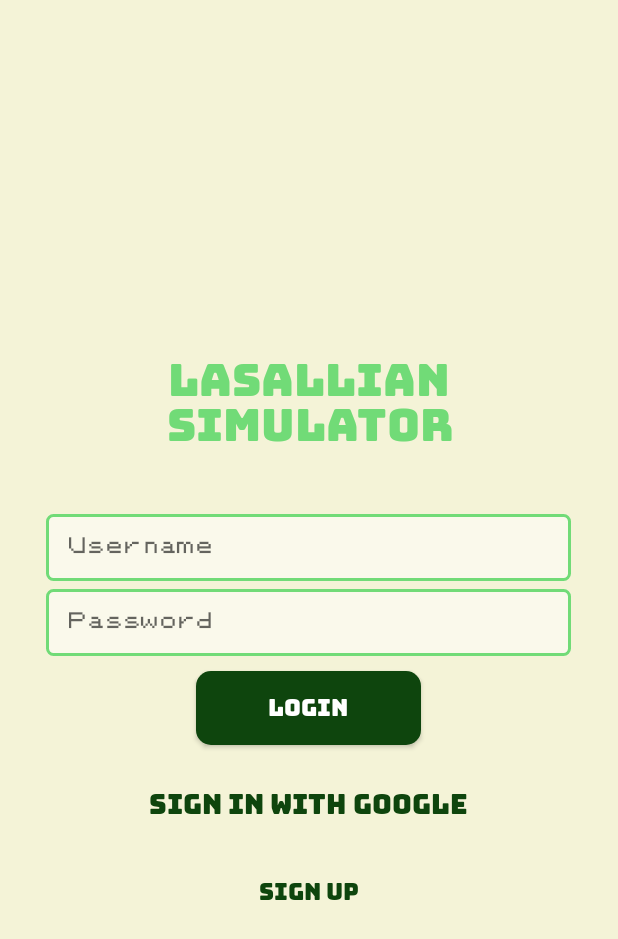
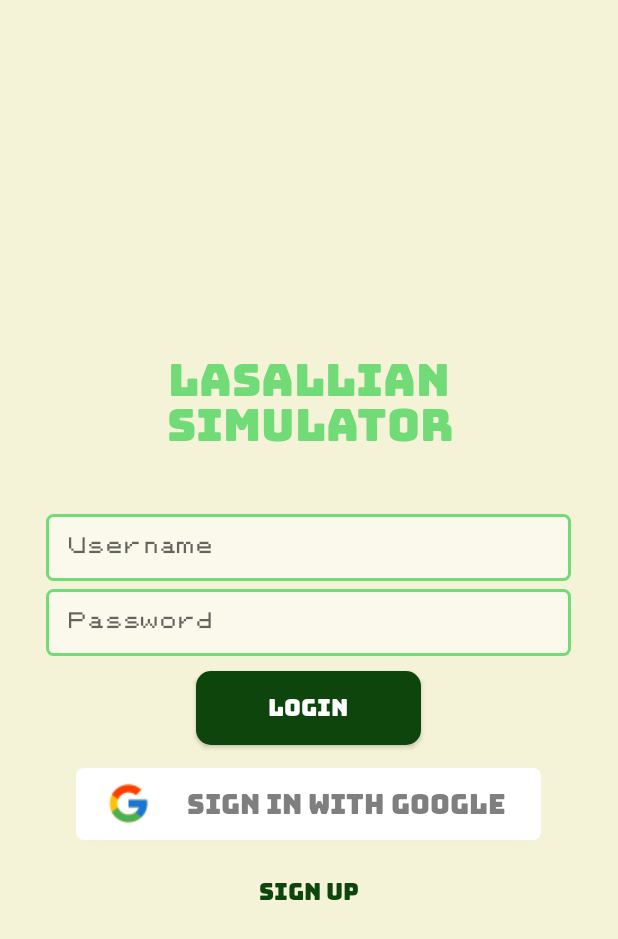
Before and after one commit to RaeanneVillanueva/MOBAPDEMP, an Android app: the screen it shows after launch (LoginActivity), on a phone screen of 412 x 824 dp. Shown: the top 939 px of the screen. Run offline under Robolectric (Android 15) with nearby library versions, the phone set to English and light mode, and no system bars; our stand-ins replace Firebase (no records; nobody signed in at launch, a user with empty details on screens opened directly).

Commit message:
fixed google login button

```diff
--- a/app/build.gradle
+++ b/app/build.gradle
@@ -33,7 +33,7 @@
     implementation 'com.google.android.material:material:1.0.0'
     implementation 'com.google.firebase:firebase-database:19.2.0'
     implementation 'com.google.firebase:firebase-auth:19.2.0'
-    implementation 'com.google.android.gms:play-services-auth:17.0.0'
+    implementation 'com.google.android.gms:play-services-auth:15.0.1'
 
     implementation 'com.android.support:recyclerview-v7:28.0.0'
     implementation 'com.yuyakaido.android:card-stack-view:2.3.4'
--- a/app/src/main/java/com/example/mobapdemp/MainActivity.java
+++ b/app/src/main/java/com/example/mobapdemp/MainActivity.java
@@ -37,7 +37,6 @@
         getSupportActionBar().hide();
 
         cardStackView = findViewById(R.id.card_stack_view);
-
 
 
         adapter = new CardStackAdapter(AppConstants.deck, this);
--- /dev/null
+++ b/app/src/main/res/drawable/button_google_login.xml
@@ -0,0 +1,8 @@
+<?xml version="1.0" encoding="utf-8"?>
+<shape xmlns:android="http://schemas.android.com/apk/res/android"
+    android:shape="rectangle">
+
+    <corners android:radius="5dp"/>
+    <solid android:color="#ffffff"/>
+
+</shape>
--- a/app/src/main/res/layout/activity_login.xml
+++ b/app/src/main/res/layout/activity_login.xml
@@ -63,10 +63,12 @@
         android:layout_width="310dp"
         android:layout_height="wrap_content"
         android:layout_margin="5dp"
-        android:background="@android:color/transparent"
+        android:background="@drawable/button_google_login"
         android:fontFamily="@font/bungee"
         android:text="Sign in with Google"
-        android:textColor="#0E450D"
+        android:textColor="#7f7f7f"
+        android:drawableLeft="@drawable/google_icon"
+        android:paddingLeft="20dp"
         android:textSize="18dp" />
 
 
```
Also changed, not shown: app/src/main/res/drawable/google_icon.png (added).
